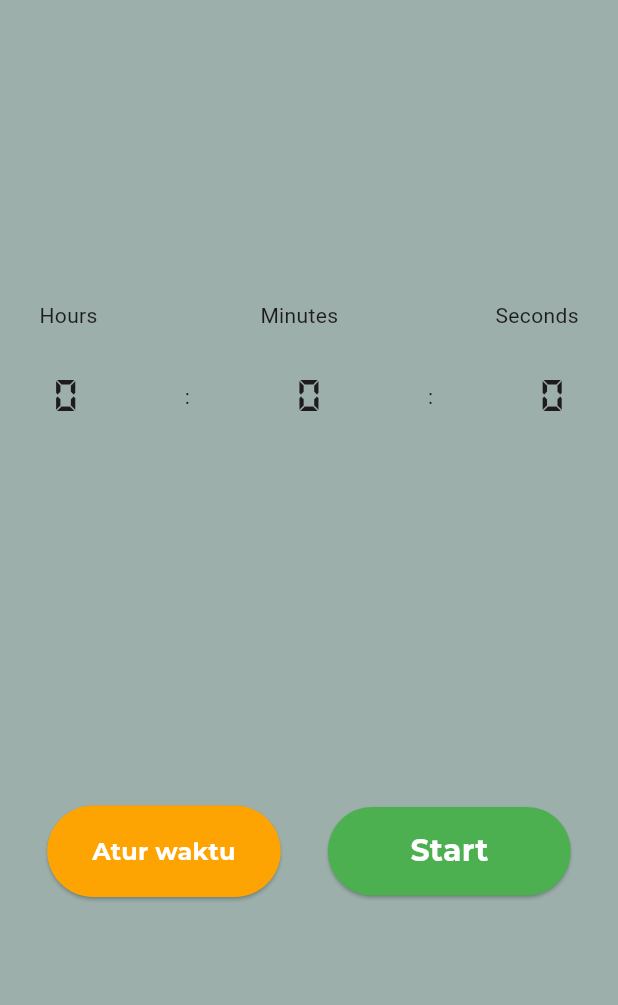
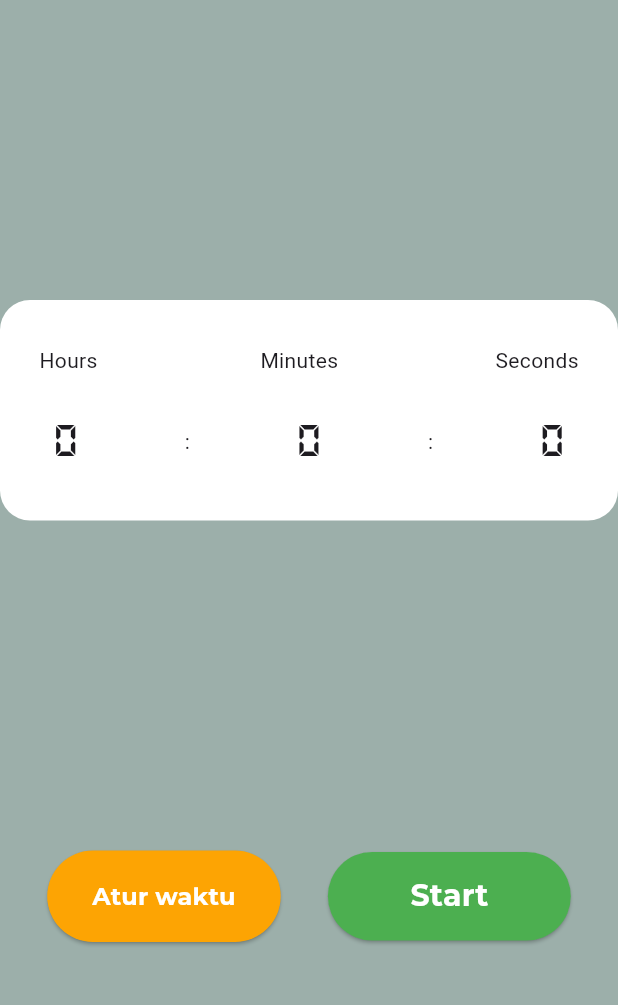
Before and after one commit to YusrilMaqoshidana/flutter_timer_222410102064, a Flutter app: the screen it shows after launch, on a phone screen of 412 x 824 dp, the part 84-1089 px from its top. Run offline on Flutter 3.47's test engine with Material 3 defaults, Android fonts, the phone set to English and light mode, and no system bars; project files that could hold a hidden picture were left out.

Commit message:
+ warna container

```diff
--- a/lib/main.dart
+++ b/lib/main.dart
@@ -48,9 +48,11 @@ class _TimerAppState extends State<TimerApp> {
   int minutes = 0; // vaariabel menit
   int hours = 0; // variabel jam
 
-  void startCountdown() { // function untuk menghitung mundur
+  void startCountdown() {
+    // function untuk menghitung mundur
     _timer = Timer.periodic(const Duration(seconds: 1), (timer) {
-      setState(() { // untuk refresh setiap 1 detik
+      setState(() {
+        // untuk refresh setiap 1 detik
         if (seconds == 0) {
           if (minutes == 0) {
             if (hours == 0) {
@@ -71,7 +73,8 @@ class _TimerAppState extends State<TimerApp> {
     });
   }
 
-  void toggleButtonSetting() { // function untuk mengganti text di button atur waktu dan untuk reset variabel kembali 0
+  void toggleButtonSetting() {
+    // function untuk mengganti text di button atur waktu dan untuk reset variabel kembali 0
     if (isSetting) {
       showTextField = false;
       isStarted = false;
@@ -89,8 +92,10 @@ class _TimerAppState extends State<TimerApp> {
     });
   }
 
-  void toggleButtonStart() { // function untuk memulai perhitungan
-    if (!isStarted) { // dengan memanggil function startCouuntdown
+  void toggleButtonStart() {
+    // function untuk memulai perhitungan
+    if (!isStarted) {
+      // dengan memanggil function startCouuntdown
       startCountdown();
     } else {
       _timer.cancel(); // menghentikan perhitungan
@@ -113,7 +118,16 @@ class _TimerAppState extends State<TimerApp> {
               const SizedBox(
                 height: 200,
               ),
-              const Row(  // berisi text penjelas waktu
+              Container(
+                padding: EdgeInsets.only(bottom: 30, top: 30),
+                decoration: BoxDecoration(
+                  color: Colors.white,
+                  borderRadius: BorderRadius.circular(20),
+                ),
+                child: Column(
+                  children: [
+                    // berisi text penjelas waktu
+                    Row(
                       mainAxisAlignment: MainAxisAlignment.spaceAround,
                       children: [
                         Text("Hours"),
@@ -136,7 +150,8 @@ class _TimerAppState extends State<TimerApp> {
                                     LengthLimitingTextInputFormatter(2),
                                   ],
                                   textAlign: TextAlign.center,
-                            onChanged: (value) { // memasukan inputan ke variabel
+                                  onChanged: (value) {
+                                    // memasukan inputan ke variabel
                                     hours = int.tryParse(value) ?? 00;
                                   },
                                   keyboardType: TextInputType.number,
@@ -202,8 +217,11 @@ class _TimerAppState extends State<TimerApp> {
                               ),
                       ],
                     ),
+                  ],
+                ),
+              ),
               const SizedBox(
-                height: 250,
+                height: 220,
               ),
               Row(
                 mainAxisAlignment: MainAxisAlignment.spaceEvenly,
@@ -218,7 +236,9 @@ class _TimerAppState extends State<TimerApp> {
                       backgroundColor: Color.fromARGB(255, 253, 164, 3),
                     ),
                     child: Text(
-                      isSetting ? "Reset" : "Atur waktu", // teks berganti tergantung variabel bool
+                      isSetting
+                          ? "Reset"
+                          : "Atur waktu", // teks berganti tergantung variabel bool
                       style: TextStyle(
                         fontFamily: "Poppins",
                         fontSize: 16,
@@ -237,7 +257,9 @@ class _TimerAppState extends State<TimerApp> {
                       backgroundColor: isStarted ? Colors.red : Colors.green,
                     ),
                     child: Text(
-                      isStarted ? "Stop" : "Start", // teks berganti tergantung variabel bool
+                      isStarted
+                          ? "Stop"
+                          : "Start", // teks berganti tergantung variabel bool
                       style: const TextStyle(
                         fontFamily: "Poppins",
                         fontSize: 20,
```
Lines whose indentation alone changed are shown as unchanged.
